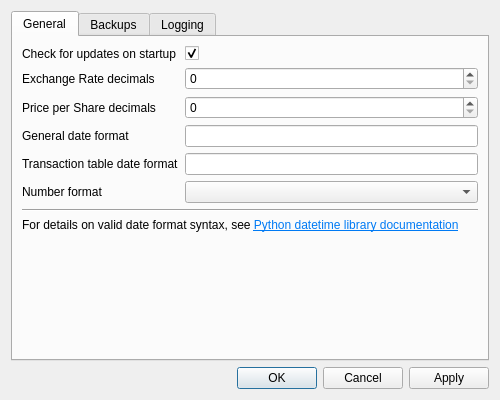
First picture: the form in src/views/ui_files/forms/settings_form.ui, repository JakubFranek/Kapytal, before the edit.
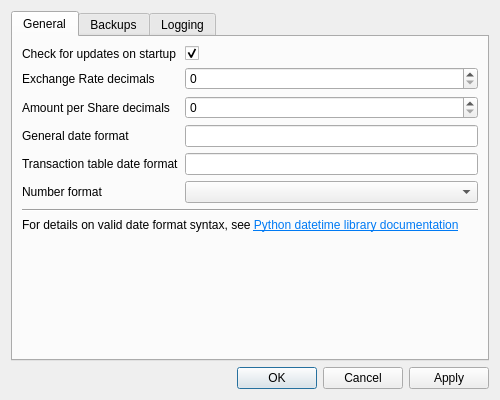
Second picture: the form after the edit.

What changed in the file:
```diff
--- a/src/views/ui_files/forms/settings_form.ui
+++ b/src/views/ui_files/forms/settings_form.ui
@@ -78,7 +78,7 @@
             <string>&lt;html&gt;&lt;head/&gt;&lt;body&gt;&lt;p&gt;Number of decimal places of Price per Share spinbox in Security Transaction Dialog.&lt;/p&gt;&lt;/body&gt;&lt;/html&gt;</string>
            </property>
            <property name="text">
-            <string>Price per Share decimals</string>
+            <string>Amount per Share decimals</string>
            </property>
           </widget>
          </item>
```
Left out of the diff: 4 changed lines with no effect on the pictures.
